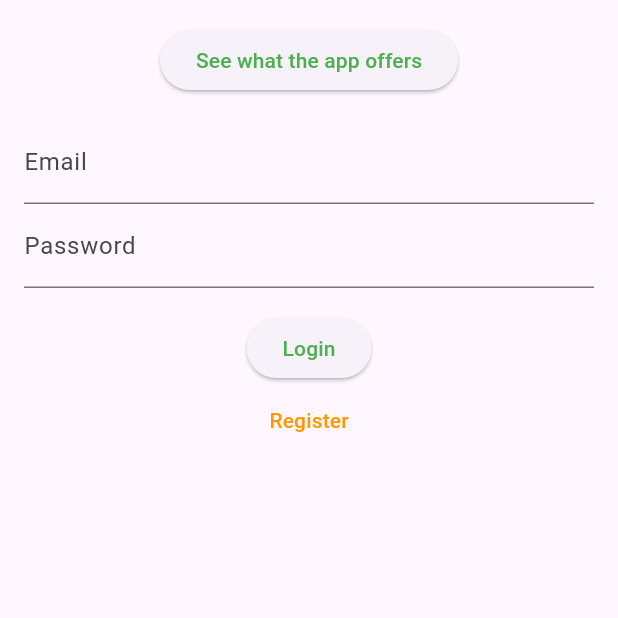
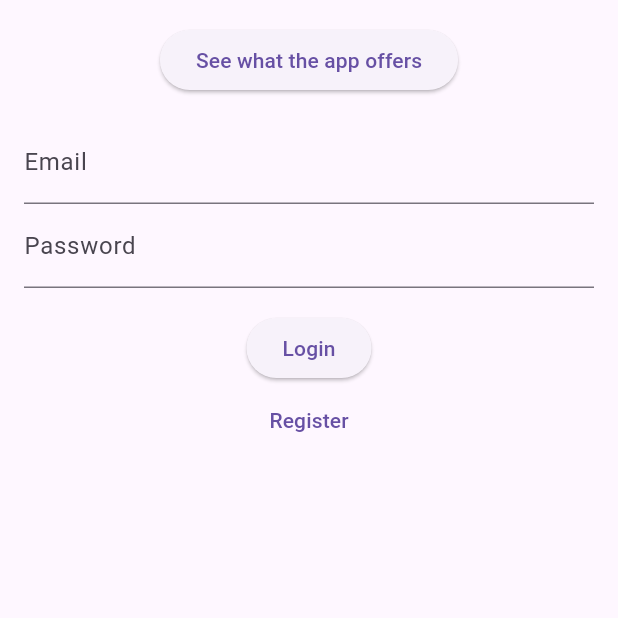
Before and after one commit to sk4ndal-commits/habitlyy, a Flutter app: the screen it shows after launch, on a phone screen of 412 x 824 dp, the top half of it. Run offline on Flutter 3.47's test engine with Material 3 defaults, Android fonts, the light colour scheme and no system bars; our stand-ins replace get_it, shared_preferences, smooth_page_indicator, sqflite, syncfusion_flutter_charts; accounts and stored records are empty.

Commit message:
Remove inline text styles from buttons across the app

```diff
--- a/lib/providers/habit_provider.dart
+++ b/lib/providers/habit_provider.dart
@@ -5,6 +5,8 @@ import 'package:shared_preferences/shared_preferences.dart';
 import '../services/habits/ihabits_service.dart';
 import '../viewmodels/habits/habit_viewmodel.dart';
 
+/// Adds an in-memory provider layer on top of the <cref="IHabitsService">
+/// for efficient state management
 class HabitsProvider with ChangeNotifier {
   final IHabitsService _habitsService; // Service is injected into the provider
 
@@ -44,6 +46,9 @@ class HabitsProvider with ChangeNotifier {
   Future<void> deleteHabitAsync(int habitId) async {
     await _habitsService.deleteHabitAsync(habitId); // Remove habit via service
     _todayHabits.removeWhere((habit) => habit.id == habitId); // Update state
+
+    await _saveHabitsToLocalStorage();
+
     notifyListeners(); // Notify listeners about the deletion
   }
 
--- a/lib/views/dashboard/dashboard_list_item_view.dart
+++ b/lib/views/dashboard/dashboard_list_item_view.dart
@@ -194,14 +194,14 @@ class _DashboardListItemViewState extends State<DashboardListItemView> {
       TextEditingController controller, void Function() stopTimer) {
     return [
       ElevatedButton(
-        child: Text('Cancel', style: TextStyle(color: Colors.orange),),
+        child: Text('Cancel'),
         onPressed: () {
           stopTimer();
           Navigator.of(context).pop();
         },
       ),
       ElevatedButton(
-        child: Text('Save', style: TextStyle(color: Colors.green),),
+        child: Text('Save'),
         onPressed: () async {
           if (_formKey.currentState!.validate()) {
             final newInvestedHours = double.tryParse(controller.text);
--- a/lib/views/login/login_view.dart
+++ b/lib/views/login/login_view.dart
@@ -22,7 +22,6 @@ class LoginView extends StatelessWidget {
               },
               child: Text(
                 'See what the app offers',
-                style: TextStyle(color: Colors.green),
               ),
             ),
             SizedBox(height: 16.0),
@@ -54,13 +53,13 @@ class LoginView extends StatelessWidget {
                   );
                 }
               },
-              child: Text('Login', style: TextStyle(color: Colors.green),),
+              child: Text('Login'),
             ),
             TextButton(
               onPressed: () {
                 Navigator.of(context).pushNamed('/register');
               },
-              child: Text('Register', style: TextStyle(color: Colors.orange),),
+              child: Text('Register'),
             ),
           ],
         ),
--- a/lib/views/profile/profile_view.dart
+++ b/lib/views/profile/profile_view.dart
@@ -138,7 +138,7 @@ class _EditProfileDialogState extends State<EditProfileDialog> {
           onPressed: () {
             Navigator.of(context).pop();
           },
-          child: Text('Cancel', style: TextStyle(color: Colors.orange),),
+          child: Text('Cancel'),
         ),
         ElevatedButton(
           onPressed: () {
@@ -153,7 +153,7 @@ class _EditProfileDialogState extends State<EditProfileDialog> {
             widget.onSave(updatedUser);
             Navigator.of(context).pop();
           },
-          child: Text('Save', style: TextStyle(color: Colors.green),),
+          child: Text('Save'),
         ),
       ],
     );
```
Also changed, not shown: lib/views/dashboard/dashboard_graph_view.dart (+4 -3 lines), lib/views/habits/habit_view.dart (+4 -4 lines), lib/views/habits/habits_list_view.dart (+4 -4 lines).
